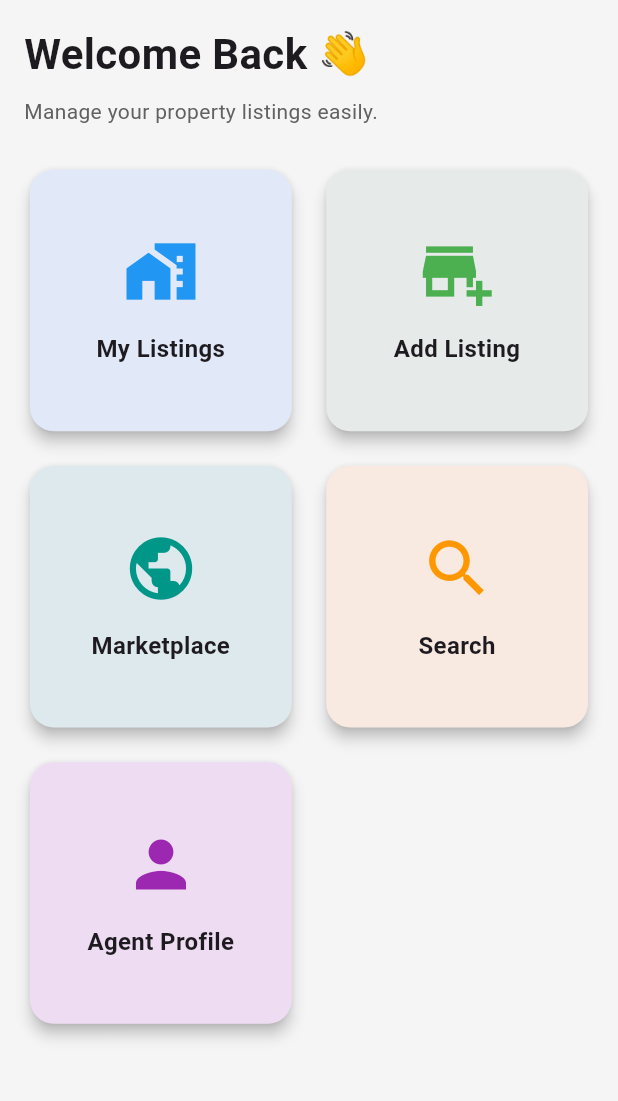
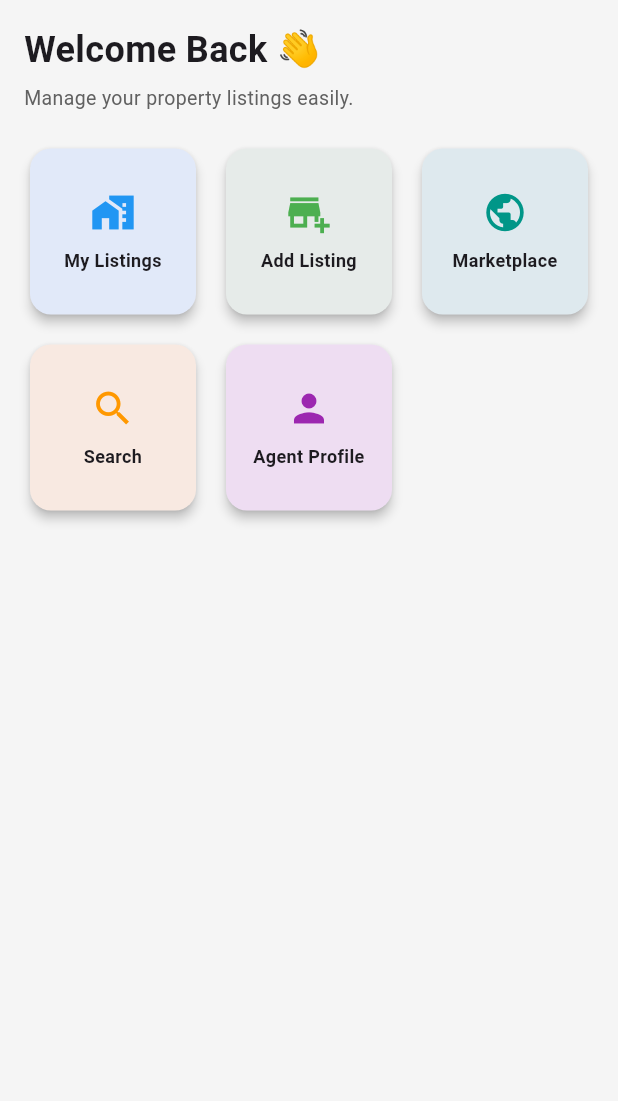
Before and after one commit to effiena/NexEstate, a Flutter app: the HomeScreen screen opened directly, on a phone screen of 412 x 824 dp, the part 84-1185 px from its top. Run offline on Flutter 3.47's test engine with Material 3 defaults, Android fonts, the phone set to English and light mode, and no system bars; our stand-ins replace shared_preferences; accounts and stored records are empty.

Commit message:
update size

```diff
--- a/mobile/lib/screens/home_screen.dart
+++ b/mobile/lib/screens/home_screen.dart
@@ -7,12 +7,13 @@ import 'marketplace_screen.dart';
 class HomeScreen extends StatelessWidget {
   const HomeScreen({super.key});
 
+  // LOGOUT FUNCTION
   void logout(BuildContext context) async {
     await AuthService.logout();
-
     Navigator.pushReplacementNamed(context, '/');
   }
 
+  // DASHBOARD CARD
   Widget dashboardCard({
     required IconData icon,
     required String title,
@@ -21,37 +22,52 @@ class HomeScreen extends StatelessWidget {
   }) {
     return GestureDetector(
       onTap: onTap,
+
+      child: SizedBox(
+        width: 140,
+        height: 140,
+
         child: Card(
-        elevation: 4,
+          elevation: 3,
+
           shape: RoundedRectangleBorder(
-          borderRadius: BorderRadius.circular(16),
+            borderRadius: BorderRadius.circular(14),
           ),
+
           child: Container(
-          padding: const EdgeInsets.all(20),
+            padding: const EdgeInsets.all(10),
+
             decoration: BoxDecoration(
-            borderRadius: BorderRadius.circular(16),
+              borderRadius: BorderRadius.circular(14),
               color: color.withOpacity(0.1),
             ),
+
             child: Column(
               mainAxisAlignment: MainAxisAlignment.center,
+
               children: [
+
+                // ICON
                 Icon(
                   icon,
-                size: 50,
+                  size: 30,
                   color: color,
                 ),
 
-              const SizedBox(height: 15),
+                const SizedBox(height: 8),
 
+                // TITLE
                 Text(
                   title,
                   textAlign: TextAlign.center,
+
                   style: const TextStyle(
-                  fontSize: 16,
+                    fontSize: 12,
                     fontWeight: FontWeight.bold,
                   ),
-              )
+                ),
               ],
+            ),
           ),
         ),
       ),
@@ -61,18 +77,22 @@ class HomeScreen extends StatelessWidget {
   @override
   Widget build(BuildContext context) {
     return Scaffold(
+
       backgroundColor: Colors.grey[100],
 
+      // APPBAR
       appBar: AppBar(
         title: const Text("NexEstate Dashboard"),
+
         actions: [
           IconButton(
             onPressed: () => logout(context),
             icon: const Icon(Icons.logout),
-          )
+          ),
         ],
       ),
 
+      // BODY
       body: Padding(
         padding: const EdgeInsets.all(16),
 
@@ -81,30 +101,43 @@ class HomeScreen extends StatelessWidget {
 
           children: [
 
+            // WELCOME TEXT
             const Text(
               "Welcome Back 👋",
+
               style: TextStyle(
-                fontSize: 28,
+                fontSize: 24,
                 fontWeight: FontWeight.bold,
               ),
             ),
 
-            const SizedBox(height: 8),
+            const SizedBox(height: 6),
 
             Text(
               "Manage your property listings easily.",
+
               style: TextStyle(
                 color: Colors.grey[700],
+                fontSize: 13,
               ),
             ),
 
-            const SizedBox(height: 25),
+            const SizedBox(height: 20),
 
+            // GRID
             Expanded(
-              child: GridView.count(
-                crossAxisCount: 2,
-                crossAxisSpacing: 15,
-                mainAxisSpacing: 15,
+              child: GridView(
+
+                gridDelegate:
+                    const SliverGridDelegateWithMaxCrossAxisExtent(
+
+                  maxCrossAxisExtent: 160,
+
+                  crossAxisSpacing: 12,
+                  mainAxisSpacing: 12,
+
+                  childAspectRatio: 1,
+                ),
 
                 children: [
 
@@ -113,6 +146,7 @@ class HomeScreen extends StatelessWidget {
                     icon: Icons.home_work,
                     title: "My Listings",
                     color: Colors.blue,
+
                     onTap: () {
                       Navigator.push(
                         context,
@@ -128,11 +162,13 @@ class HomeScreen extends StatelessWidget {
                     icon: Icons.add_business,
                     title: "Add Listing",
                     color: Colors.green,
+
                     onTap: () {
                       Navigator.push(
                         context,
                         MaterialPageRoute(
-                          builder: (_) => const CreateListingScreen(),
+                          builder: (_) =>
+                              const CreateListingScreen(),
                         ),
                       );
                     },
@@ -143,11 +179,13 @@ class HomeScreen extends StatelessWidget {
                     icon: Icons.public,
                     title: "Marketplace",
                     color: Colors.teal,
+
                     onTap: () {
                       Navigator.push(
                         context,
                         MaterialPageRoute(
-                          builder: (_) => const MarketplaceScreen(),
+                          builder: (_) =>
+                              const MarketplaceScreen(),
                         ),
                       );
                     },
@@ -158,10 +196,13 @@ class HomeScreen extends StatelessWidget {
                     icon: Icons.search,
                     title: "Search",
                     color: Colors.orange,
+
                     onTap: () {
                       ScaffoldMessenger.of(context).showSnackBar(
                         const SnackBar(
-                          content: Text("Search feature coming soon"),
+                          content: Text(
+                            "Search feature coming soon",
+                          ),
                         ),
                       );
                     },
@@ -172,10 +213,13 @@ class HomeScreen extends StatelessWidget {
                     icon: Icons.person,
                     title: "Agent Profile",
                     color: Colors.purple,
+
                     onTap: () {
                       ScaffoldMessenger.of(context).showSnackBar(
                         const SnackBar(
-                          content: Text("Agent profile coming soon"),
+                          content: Text(
+                            "Agent profile coming soon",
+                          ),
                         ),
                       );
                     },
```
Lines whose indentation alone changed are shown as unchanged.
